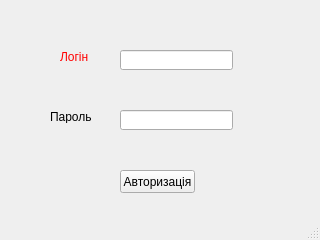
First picture: the form in login.ui, repository kvius/OnDuty, before the edit.
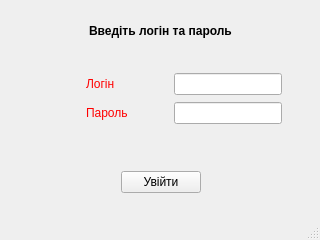
Second picture: the form after the edit.

Diff of the .ui file:
```diff
--- a/login.ui
+++ b/login.ui
@@ -14,73 +14,253 @@
    <string>MainWindow</string>
   </property>
   <widget class="QWidget" name="centralwidget">
-   <widget class="QPushButton" name="submit">
+   <widget class="QWidget" name="">
     <property name="geometry">
      <rect>
-      <x>120</x>
+      <x>0</x>
       <y>170</y>
-      <width>75</width>
-      <height>23</height>
+      <width>321</width>
+      <height>25</height>
      </rect>
     </property>
-    <property name="text">
-     <string>Авторизація</string>
-    </property>
+    <layout class="QHBoxLayout" name="horizontalLayout_5">
+     <item>
+      <spacer name="horizontalSpacer_8">
+       <property name="orientation">
+        <enum>Qt::Horizontal</enum>
+       </property>
+       <property name="sizeHint" stdset="0">
+        <size>
+         <width>40</width>
+         <height>20</height>
+        </size>
+       </property>
+      </spacer>
+     </item>
+     <item>
+      <widget class="QPushButton" name="submit">
+       <property name="text">
+        <string>Увійти</string>
+       </property>
+      </widget>
+     </item>
+     <item>
+      <spacer name="horizontalSpacer_7">
+       <property name="orientation">
+        <enum>Qt::Horizontal</enum>
+       </property>
+       <property name="sizeHint" stdset="0">
+        <size>
+         <width>40</width>
+         <height>20</height>
+        </size>
+       </property>
+      </spacer>
+     </item>
+    </layout>
    </widget>
-   <widget class="QLabel" name="login_l">
+   <widget class="QWidget" name="">
     <property name="geometry">
      <rect>
-      <x>60</x>
-      <y>50</y>
-      <width>47</width>
-      <height>13</height>
+      <x>0</x>
+      <y>20</y>
+      <width>321</width>
+      <height>22</height>
      </rect>
     </property>
-    <property name="focusPolicy">
-     <enum>Qt::NoFocus</enum>
-    </property>
-    <property name="contextMenuPolicy">
-     <enum>Qt::CustomContextMenu</enum>
-    </property>
-    <property name="styleSheet">
-     <string notr="true">color:red;</string>
-    </property>
-    <property name="text">
-     <string>Логін</string>
-    </property>
+    <layout class="QHBoxLayout" name="horizontalLayout_4">
+     <item>
+      <spacer name="horizontalSpacer_5">
+       <property name="orientation">
+        <enum>Qt::Horizontal</enum>
+       </property>
+       <property name="sizeHint" stdset="0">
+        <size>
+         <width>40</width>
+         <height>20</height>
+        </size>
+       </property>
+      </spacer>
+     </item>
+     <item>
+      <widget class="QLabel" name="label">
+       <property name="font">
+        <font>
+         <weight>75</weight>
+         <bold>true</bold>
+        </font>
+       </property>
+       <property name="text">
+        <string>Введіть логін та пароль</string>
+       </property>
+      </widget>
+     </item>
+     <item>
+      <spacer name="horizontalSpacer_6">
+       <property name="orientation">
+        <enum>Qt::Horizontal</enum>
+       </property>
+       <property name="sizeHint" stdset="0">
+        <size>
+         <width>40</width>
+         <height>20</height>
+        </size>
+       </property>
+      </spacer>
+     </item>
+    </layout>
    </widget>
-   <widget class="QLabel" name="pass_l">
+   <widget class="QWidget" name="">
     <property name="geometry">
      <rect>
-      <x>50</x>
-      <y>110</y>
-      <width>47</width>
-      <height>13</height>
+      <x>2</x>
+      <y>72</y>
+      <width>320</width>
+      <height>54</height>
      </rect>
     </property>
-    <property name="text">
-     <string>Пароль</string>
-    </property>
-   </widget>
-   <widget class="QLineEdit" name="login">
-    <property name="geometry">
-     <rect>
-      <x>120</x>
-      <y>50</y>
-      <width>113</width>
-      <height>20</height>
-     </rect>
-    </property>
-   </widget>
-   <widget class="QLineEdit" name="password">
-    <property name="geometry">
-     <rect>
-      <x>120</x>
-      <y>110</y>
-      <width>113</width>
-      <height>20</height>
-     </rect>
-    </property>
+    <layout class="QHBoxLayout" name="horizontalLayout_3">
+     <item>
+      <spacer name="horizontalSpacer_4">
+       <property name="orientation">
+        <enum>Qt::Horizontal</enum>
+       </property>
+       <property name="sizeHint" stdset="0">
+        <size>
+         <width>40</width>
+         <height>20</height>
+        </size>
+       </property>
+      </spacer>
+     </item>
+     <item>
+      <layout class="QVBoxLayout" name="verticalLayout">
+       <item>
+        <layout class="QHBoxLayout" name="horizontalLayout">
+         <item>
+          <widget class="QLabel" name="login_l">
+           <property name="focusPolicy">
+            <enum>Qt::NoFocus</enum>
+           </property>
+           <property name="contextMenuPolicy">
+            <enum>Qt::CustomContextMenu</enum>
+           </property>
+           <property name="styleSheet">
+            <string notr="true">color:red;</string>
+           </property>
+           <property name="text">
+            <string>Логін</string>
+           </property>
+          </widget>
+         </item>
+         <item>
+          <spacer name="horizontalSpacer">
+           <property name="orientation">
+            <enum>Qt::Horizontal</enum>
+           </property>
+           <property name="sizeHint" stdset="0">
+            <size>
+             <width>40</width>
+             <height>20</height>
+            </size>
+           </property>
+          </spacer>
+         </item>
+         <item>
+          <widget class="QLineEdit" name="login">
+           <property name="enabled">
+            <bool>true</bool>
+           </property>
+           <property name="sizePolicy">
+            <sizepolicy hsizetype="Fixed" vsizetype="Fixed">
+             <horstretch>50</horstretch>
+             <verstretch>0</verstretch>
+            </sizepolicy>
+           </property>
+           <property name="minimumSize">
+            <size>
+             <width>50</width>
+             <height>0</height>
+            </size>
+           </property>
+           <property name="sizeIncrement">
+            <size>
+             <width>50</width>
+             <height>0</height>
+            </size>
+           </property>
+           <property name="baseSize">
+            <size>
+             <width>50</width>
+             <height>0</height>
+            </size>
+           </property>
+          </widget>
+         </item>
+        </layout>
+       </item>
+       <item>
+        <layout class="QHBoxLayout" name="horizontalLayout_2">
+         <item>
+          <widget class="QLabel" name="pass_l">
+           <property name="styleSheet">
+            <string notr="true">color:red;</string>
+           </property>
+           <property name="text">
+            <string>Пароль</string>
+           </property>
+          </widget>
+         </item>
+         <item>
+          <spacer name="horizontalSpacer_2">
+           <property name="orientation">
+            <enum>Qt::Horizontal</enum>
+           </property>
+           <property name="sizeHint" stdset="0">
+            <size>
+             <width>40</width>
+             <height>20</height>
+            </size>
+           </property>
+          </spacer>
+         </item>
+         <item>
+          <widget class="QLineEdit" name="password">
+           <property name="sizePolicy">
+            <sizepolicy hsizetype="Fixed" vsizetype="Fixed">
+             <horstretch>0</horstretch>
+             <verstretch>0</verstretch>
+            </sizepolicy>
+           </property>
+           <property name="minimumSize">
+            <size>
+             <width>75</width>
+             <height>0</height>
+            </size>
+           </property>
+          </widget>
+         </item>
+        </layout>
+       </item>
+      </layout>
+     </item>
+     <item>
+      <spacer name="horizontalSpacer_3">
+       <property name="orientation">
+        <enum>Qt::Horizontal</enum>
+       </property>
+       <property name="sizeType">
+        <enum>QSizePolicy::Fixed</enum>
+       </property>
+       <property name="sizeHint" stdset="0">
+        <size>
+         <width>40</width>
+         <height>20</height>
+        </size>
+       </property>
+      </spacer>
+     </item>
+    </layout>
    </widget>
   </widget>
   <widget class="QStatusBar" name="statusbar"/>
```
